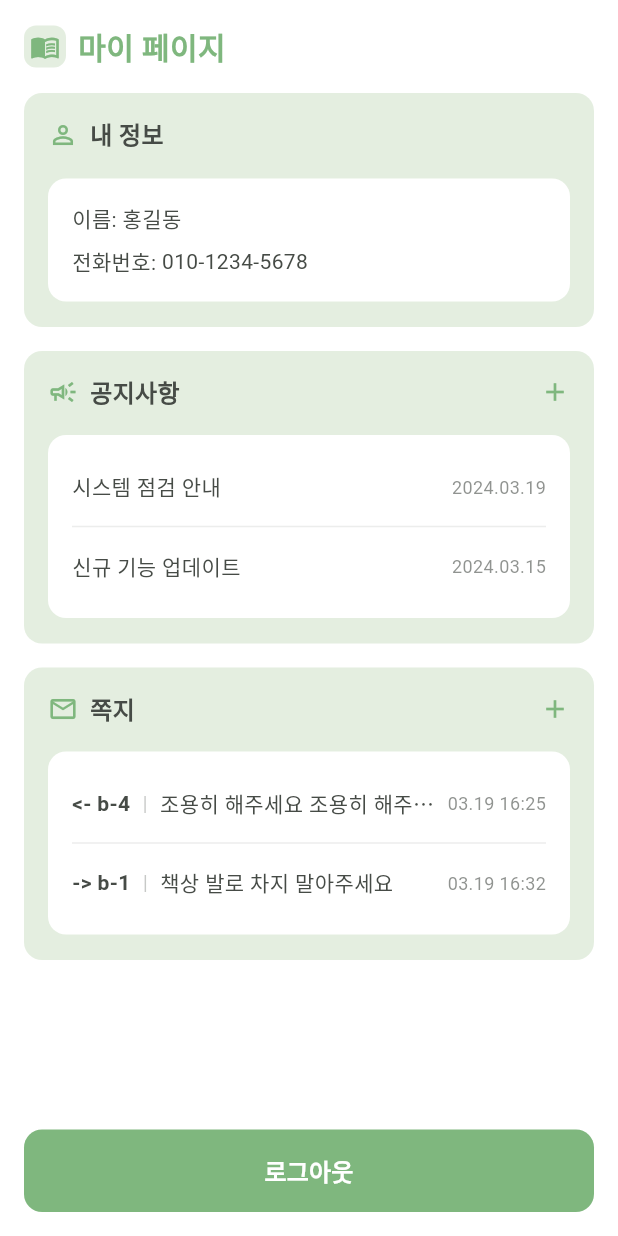
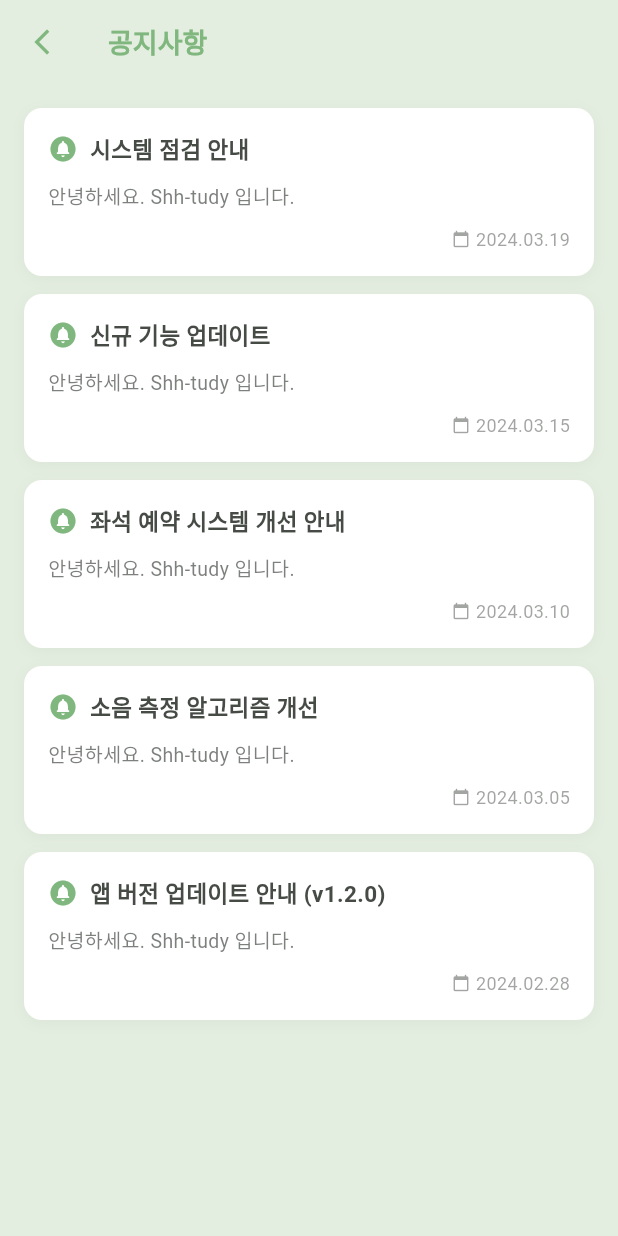
Before and after one commit to whoneykkk/shhtudy, a Flutter app: the MyPageScreen screen opened directly, after a tap on the "add" icon, on a phone screen of 412 x 824 dp. Run offline on Flutter 3.47's test engine with Material 3 defaults, Android fonts, the light colour scheme and no system bars; our stand-ins replace fl_chart.

Commit message:
공지사항, 쪽지함 화면 생성

```diff
--- a/frontend/shhtudy_app/lib/screens/mypage/my_page_screen.dart
+++ b/frontend/shhtudy_app/lib/screens/mypage/my_page_screen.dart
@@ -1,6 +1,8 @@
 import 'package:flutter/material.dart';
 import '../../theme/app_theme.dart';
 import '../auth/login_screen.dart';
+import 'notice_screen.dart';
+import 'message_screen.dart';
 
 // TODO: 실제 데이터 모델 구현 필요
 class Notice {
@@ -117,12 +119,18 @@ class MyPageScreen extends StatelessWidget {
 
   void _showAllNotices(BuildContext context) {
     // TODO: 전체 공지사항 화면으로 이동
-    print('전체 공지사항 보기');
+    Navigator.push(
+      context,
+      MaterialPageRoute(builder: (context) => const NoticeScreen()),
+    );
   }
 
   void _showAllMessages(BuildContext context) {
     // TODO: 전체 쪽지함 화면으로 이동
-    print('전체 쪽지함 보기');
+    Navigator.push(
+      context,
+      MaterialPageRoute(builder: (context) => const MessageScreen()),
+    );
   }
 
   void _showNoticeDetail(BuildContext context, Notice notice) {
--- /dev/null
+++ b/frontend/shhtudy_app/lib/screens/mypage/notice_screen.dart
@@ -0,0 +1,215 @@
+import 'package:flutter/material.dart';
+import '../../theme/app_theme.dart';
+import 'my_page_screen.dart';
+
+class NoticeScreen extends StatelessWidget {
+  const NoticeScreen({super.key});
+
+  // 임시 공지사항 데이터
+  final List<Notice> tempNotices = const [
+    Notice(
+      id: '1',
+      title: '시스템 점검 안내',
+      content: '안녕하세요. Shh-tudy 입니다.\n\n서비스 안정화를 위한 시스템 점검이 진행될 예정입니다.\n\n점검 일시: 2024년 3월 20일 02:00 ~ 06:00\n점검 내용: 서버 안정화 및 성능 개선\n\n더 나은 서비스를 제공하도록 하겠습니다.\n감사합니다.',
+      date: '2024.03.19',
+    ),
+    Notice(
+      id: '2',
+      title: '신규 기능 업데이트',
+      content: '안녕하세요. Shh-tudy 입니다.\n\n새로운 기능이 추가되었습니다.\n\n1. 실시간 소음 알림\n2. 좌석 이용 통계\n3. UI/UX 개선\n\n많은 이용 부탁드립니다.\n감사합니다.',
+      date: '2024.03.15',
+    ),
+    Notice(
+      id: '3',
+      title: '좌석 예약 시스템 개선 안내',
+      content: '안녕하세요. Shh-tudy 입니다.\n\n좌석 예약 시스템이 개선되었습니다.\n\n- 선호 좌석 등록 기능\n- 예약 자동 연장 기능\n- 빠른 좌석 변경 기능\n\n더 편리한 서비스로 찾아뵙겠습니다.\n감사합니다.',
+      date: '2024.03.10',
+    ),
+    Notice(
+      id: '4',
+      title: '소음 측정 알고리즘 개선',
+      content: '안녕하세요. Shh-tudy 입니다.\n\n소음 측정 알고리즘이 개선되었습니다.\n\n- 더 정확한 소음 레벨 측정\n- 소음 패턴 분석 기능 추가\n- 개인화된 소음 허용 범위 설정\n\n더 쾌적한 스터디 환경을 제공하겠습니다.\n감사합니다.',
+      date: '2024.03.05',
+    ),
+    Notice(
+      id: '5',
+      title: '앱 버전 업데이트 안내 (v1.2.0)',
+      content: '안녕하세요. Shh-tudy 입니다.\n\n앱 버전이 업데이트 되었습니다.\n\n- 성능 개선 및 버그 수정\n- 디자인 리뉴얼\n- 신규 통계 기능 추가\n\n더 나은 서비스로 찾아뵙겠습니다.\n감사합니다.',
+      date: '2024.02.28',
+    ),
+  ];
+
+  void _showNoticeDetail(BuildContext context, Notice notice) {
+    showDialog(
+      context: context,
+      builder: (context) => Dialog(
+        shape: RoundedRectangleBorder(
+          borderRadius: BorderRadius.circular(16),
+        ),
+        child: Container(
+          width: double.infinity,
+          padding: const EdgeInsets.all(20),
+          child: Column(
+            mainAxisSize: MainAxisSize.min,
+            crossAxisAlignment: CrossAxisAlignment.start,
+            children: [
+              Row(
+                children: [
+                  Expanded(
+                    child: Text(
+                      notice.title,
+                      style: const TextStyle(
+                        fontSize: 18,
+                        fontWeight: FontWeight.bold,
+                      ),
+                    ),
+                  ),
+                  IconButton(
+                    onPressed: () => Navigator.pop(context),
+                    icon: const Icon(Icons.close),
+                    padding: EdgeInsets.zero,
+                    constraints: const BoxConstraints(),
+                  ),
+                ],
+              ),
+              const SizedBox(height: 4),
+              Text(
+                notice.date,
+                style: TextStyle(
+                  fontSize: 12,
+                  color: AppTheme.textColor.withOpacity(0.6),
+                ),
+              ),
+              const SizedBox(height: 16),
+              Divider(
+                color: AppTheme.textColor.withOpacity(0.1),
+                thickness: 1,
+              ),
+              const SizedBox(height: 16),
+              Text(
+                notice.content,
+                style: const TextStyle(
+                  fontSize: 14,
+                  height: 1.6,
+                ),
+              ),
+            ],
+          ),
+        ),
+      ),
+    );
+  }
+
+  @override
+  Widget build(BuildContext context) {
+    return Scaffold(
+      backgroundColor: AppTheme.accentColor,
+      appBar: AppBar(
+        backgroundColor: AppTheme.accentColor,
+        elevation: 0,
+        leading: IconButton(
+          icon: Icon(
+            Icons.arrow_back_ios_new,
+            color: AppTheme.primaryColor,
+            size: 20,
+          ),
+          onPressed: () => Navigator.pop(context),
+        ),
+        title: Text(
+          '공지사항',
+          style: TextStyle(
+            color: AppTheme.primaryColor,
+            fontSize: 18,
+            fontWeight: FontWeight.bold,
+          ),
+        ),
+      ),
+      body: ListView.builder(
+        padding: const EdgeInsets.all(16),
+        itemCount: tempNotices.length,
+        itemBuilder: (context, index) {
+          final notice = tempNotices[index];
+          return Container(
+            margin: const EdgeInsets.only(bottom: 12),
+            decoration: BoxDecoration(
+              color: Colors.white,
+              borderRadius: BorderRadius.circular(12),
+              boxShadow: [
+                BoxShadow(
+                  color: Colors.black.withOpacity(0.04),
+                  offset: const Offset(0, 2),
+                  blurRadius: 8,
+                ),
+              ],
+            ),
+            child: Material(
+              color: Colors.transparent,
+              borderRadius: BorderRadius.circular(12),
+              child: InkWell(
+                borderRadius: BorderRadius.circular(12),
+                onTap: () => _showNoticeDetail(context, notice),
+                child: Padding(
+                  padding: const EdgeInsets.all(16),
+                  child: Column(
+                    crossAxisAlignment: CrossAxisAlignment.start,
+                    children: [
+                      Row(
+                        children: [
+                          Icon(
+                            Icons.circle_notifications,
+                            color: AppTheme.primaryColor,
+                            size: 20,
+                          ),
+                          const SizedBox(width: 8),
+                          Expanded(
+                            child: Text(
+                              notice.title,
+                              style: TextStyle(
+                                fontSize: 15,
+                                fontWeight: FontWeight.w600,
+                                color: AppTheme.textColor,
+                              ),
+                            ),
+                          ),
+                        ],
+                      ),
+                      const SizedBox(height: 10),
+                      Text(
+                        notice.content.split('\n').first,
+                        style: TextStyle(
+                          fontSize: 13,
+                          color: AppTheme.textColor.withOpacity(0.7),
+                        ),
+                        maxLines: 2,
+                        overflow: TextOverflow.ellipsis,
+                      ),
+                      const SizedBox(height: 10),
+                      Row(
+                        mainAxisAlignment: MainAxisAlignment.end,
+                        children: [
+                          Icon(
+                            Icons.calendar_today,
+                            size: 12,
+                            color: AppTheme.textColor.withOpacity(0.5),
+                          ),
+                          const SizedBox(width: 4),
+                          Text(
+                            notice.date,
+                            style: TextStyle(
+                              fontSize: 12,
+                              color: AppTheme.textColor.withOpacity(0.5),
+                            ),
+                          ),
+                        ],
+                      ),
+                    ],
+                  ),
+                ),
+              ),
+            ),
+          );
+        },
+      ),
+    );
+  }
+}
```
Also changed, not shown: frontend/shhtudy_app/lib/screens/mypage/message_screen.dart (added, +514 -0 lines).
